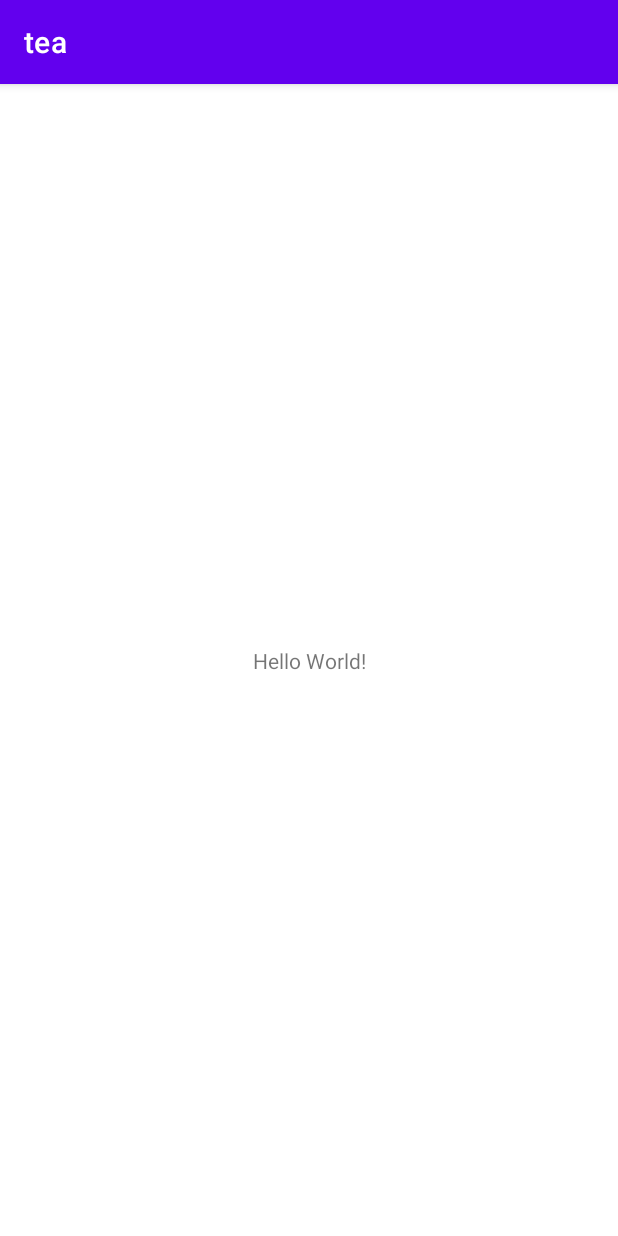
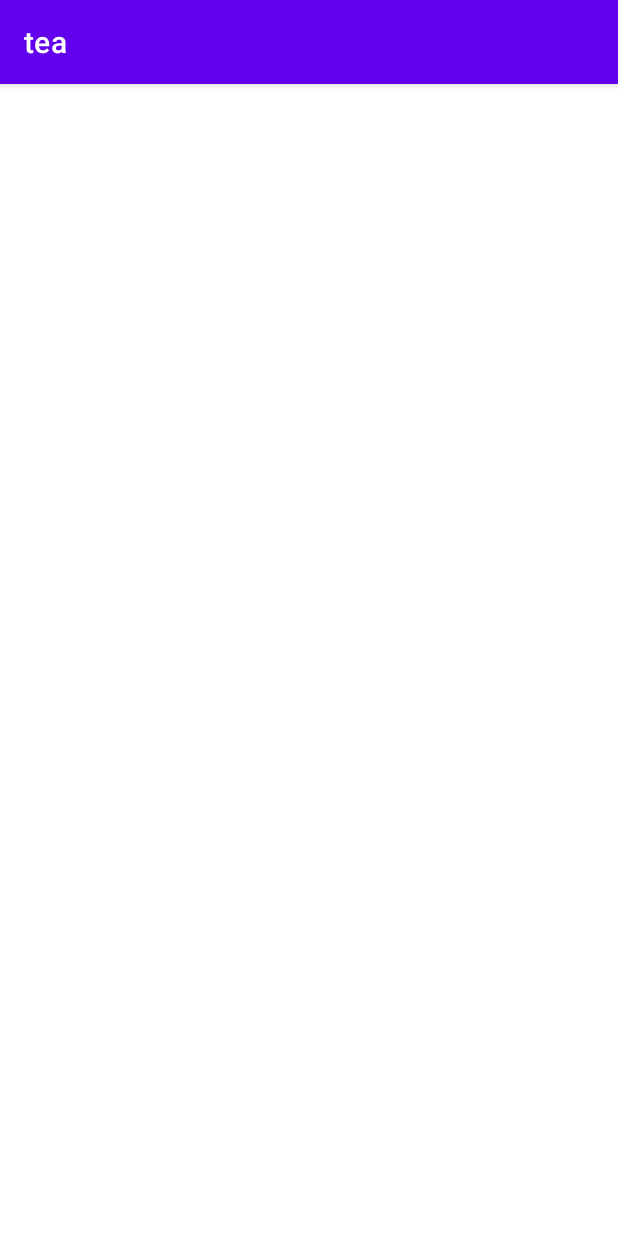
Before and after one commit to JiangHaiYang01/Moya, an Android app: the screen it shows after launch (MainActivity), on a phone screen of 412 x 824 dp. Run offline under Robolectric (Android 15) with nearby library versions, the phone set to English and light mode, and no system bars; libraries missing offline, so code that uses them is left out: com.dylanc.viewbinding; 1 statement that could not run was skipped.

Commit message:
基础使用

```diff
--- a/app/build.gradle
+++ b/app/build.gradle
@@ -35,6 +35,10 @@ android {
     kotlinOptions {
         jvmTarget = '1.8'
     }
+
+    buildFeatures {
+        viewBinding = true
+    }
 }
 
 dependencies {
@@ -51,4 +55,5 @@ dependencies {
 
 
     implementation project(Libs.Custom.httpCoroutines)
+    implementation Libs.Github.viewbinding
 }
--- a/app/src/main/AndroidManifest.xml
+++ b/app/src/main/AndroidManifest.xml
@@ -1,6 +1,10 @@
 <?xml version="1.0" encoding="utf-8"?>
 <manifest xmlns:android="http://schemas.android.com/apk/res/android"
     package="com.allens.tea">
+
+    <!-- 网络权限 -->
+    <uses-permission android:name="android.permission.INTERNET"/>
+
 
     <application
         android:allowBackup="true"
--- /dev/null
+++ b/app/src/main/java/com/allens/tea/MainViewModel.kt
@@ -0,0 +1,6 @@
+package com.allens.tea
+
+import androidx.lifecycle.ViewModel
+
+class MainViewModel : ViewModel() {
+}
--- a/app/src/main/res/layout/activity_main.xml
+++ b/app/src/main/res/layout/activity_main.xml
@@ -1,18 +1,11 @@
 <?xml version="1.0" encoding="utf-8"?>
-<androidx.constraintlayout.widget.ConstraintLayout xmlns:android="http://schemas.android.com/apk/res/android"
-    xmlns:app="http://schemas.android.com/apk/res-auto"
+<LinearLayout xmlns:android="http://schemas.android.com/apk/res/android"
     xmlns:tools="http://schemas.android.com/tools"
+    android:id="@+id/linear"
     android:layout_width="match_parent"
     android:layout_height="match_parent"
+    android:orientation="vertical"
+    android:paddingHorizontal="20dp"
     tools:context=".MainActivity">
 
-    <TextView
-        android:layout_width="wrap_content"
-        android:layout_height="wrap_content"
-        android:text="Hello World!"
-        app:layout_constraintBottom_toBottomOf="parent"
-        app:layout_constraintLeft_toLeftOf="parent"
-        app:layout_constraintRight_toRightOf="parent"
-        app:layout_constraintTop_toTopOf="parent" />
-
-</androidx.constraintlayout.widget.ConstraintLayout>
+</LinearLayout>
--- a/versionPlugin/src/main/java/com/allens/tea/Dependencies.kt
+++ b/versionPlugin/src/main/java/com/allens/tea/Dependencies.kt
@@ -72,4 +72,8 @@ object Libs {
         const val http = ":moya"
         const val httpCoroutines = ":moya-coroutines"
     }
+
+    object Github {
+        const val viewbinding = "com.github.DylanCaiCoding.ViewBindingKTX:viewbinding-ktx:1.2.0"
+    }
 }
```
Also changed, not shown: app/src/main/java/com/allens/tea/MainActivity.kt (+118 -0 lines), app/src/main/java/com/allens/tea/RegisterData.kt (added, +7 -0 lines), 50 other files.
